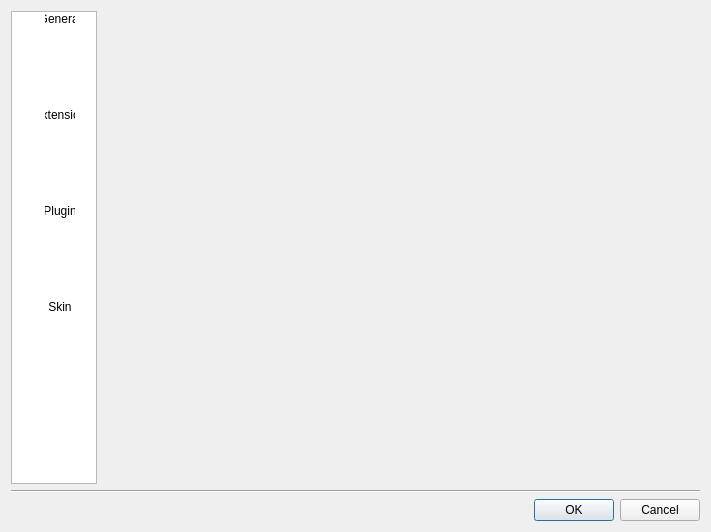
This is src/derfla/commonui/preferencedialog.ui in missdeer/derfla as Qt 5 draws it before an edit. The edited form follows.
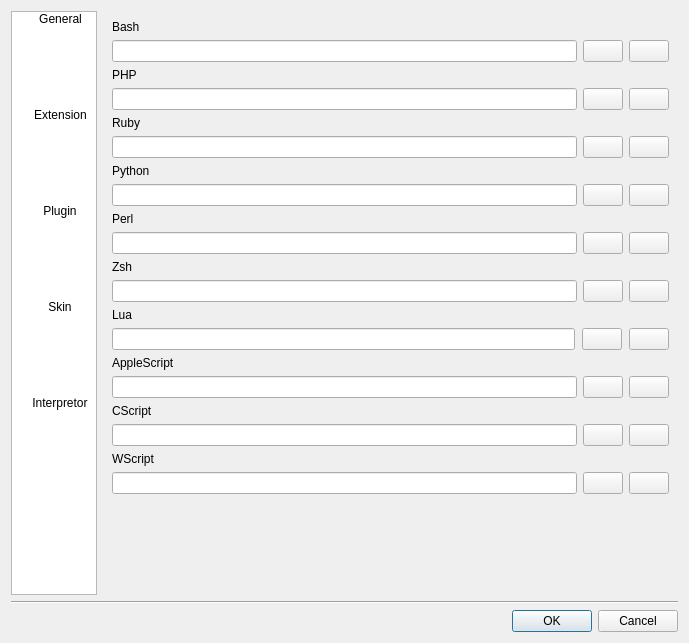
This is the edited form. Icons and pictures are not drawn.

Commit message: customizable script executor path

```diff
--- a/src/derfla/commonui/preferencedialog.ui
+++ b/src/derfla/commonui/preferencedialog.ui
@@ -6,8 +6,8 @@
    <rect>
     <x>0</x>
     <y>0</y>
-    <width>711</width>
-    <height>532</height>
+    <width>689</width>
+    <height>643</height>
    </rect>
   </property>
   <property name="windowTitle">
@@ -108,17 +108,466 @@
           <normaloff>:/rc/images/skin.png</normaloff>:/rc/images/skin.png</iconset>
         </property>
        </item>
+       <item>
+        <property name="text">
+         <string>Interpretor</string>
+        </property>
+        <property name="icon">
+         <iconset resource="../derfla.qrc">
+          <normaloff>:/rc/images/interpretor.png</normaloff>:/rc/images/interpretor.png</iconset>
+        </property>
+       </item>
       </widget>
      </item>
      <item>
       <widget class="QStackedWidget" name="stackedWidget">
        <property name="currentIndex">
-        <number>3</number>
+        <number>4</number>
        </property>
        <widget class="QWidget" name="generalPage"/>
        <widget class="QWidget" name="extensionPage"/>
        <widget class="QWidget" name="pluginPage"/>
        <widget class="QWidget" name="skinPage"/>
+       <widget class="QWidget" name="interpretorPage">
+        <layout class="QVBoxLayout" name="verticalLayout_2">
+         <item>
+          <widget class="QLabel" name="label">
+           <property name="text">
+            <string>Bash</string>
+           </property>
+          </widget>
+         </item>
+         <item>
+          <layout class="QHBoxLayout" name="horizontalLayout_2">
+           <item>
+            <widget class="QLineEdit" name="edtBashPath"/>
+           </item>
+           <item>
+            <widget class="QPushButton" name="btnBrowseBash">
+             <property name="toolTip">
+              <string>Browse</string>
+             </property>
+             <property name="text">
+              <string/>
+             </property>
+             <property name="icon">
+              <iconset resource="../derfla.qrc">
+               <normaloff>:/rc/images/find.png</normaloff>:/rc/images/find.png</iconset>
+             </property>
+            </widget>
+           </item>
+           <item>
+            <widget class="QPushButton" name="btnDetectBash">
+             <property name="toolTip">
+              <string>Auto detect path</string>
+             </property>
+             <property name="text">
+              <string/>
+             </property>
+             <property name="icon">
+              <iconset resource="../derfla.qrc">
+               <normaloff>:/rc/images/refresh.png</normaloff>:/rc/images/refresh.png</iconset>
+             </property>
+            </widget>
+           </item>
+          </layout>
+         </item>
+         <item>
+          <widget class="QLabel" name="label_2">
+           <property name="text">
+            <string>PHP</string>
+           </property>
+          </widget>
+         </item>
+         <item>
+          <layout class="QHBoxLayout" name="horizontalLayout_3">
+           <item>
+            <widget class="QLineEdit" name="edtPHPPath"/>
+           </item>
+           <item>
+            <widget class="QPushButton" name="btnBrowsePHP">
+             <property name="toolTip">
+              <string>Browse</string>
+             </property>
+             <property name="text">
+              <string/>
+             </property>
+             <property name="icon">
+              <iconset resource="../derfla.qrc">
+               <normaloff>:/rc/images/find.png</normaloff>:/rc/images/find.png</iconset>
+             </property>
+            </widget>
+           </item>
+           <item>
+            <widget class="QPushButton" name="btnDetectPHP">
+             <property name="toolTip">
+              <string>Auto detect path</string>
+             </property>
+             <property name="text">
+              <string/>
+             </property>
+             <property name="icon">
+              <iconset resource="../derfla.qrc">
+               <normaloff>:/rc/images/refresh.png</normaloff>:/rc/images/refresh.png</iconset>
+             </property>
+            </widget>
+           </item>
+          </layout>
+         </item>
+         <item>
+          <widget class="QLabel" name="label_3">
+           <property name="text">
+            <string>Ruby</string>
+           </property>
+          </widget>
+         </item>
+         <item>
+          <layout class="QHBoxLayout" name="horizontalLayout_4">
+           <item>
+            <widget class="QLineEdit" name="edtRubyPath"/>
+           </item>
+           <item>
+            <widget class="QPushButton" name="btnBrowseRuby">
+             <property name="toolTip">
+              <string>Browse</string>
+             </property>
+             <property name="text">
+              <string/>
+             </property>
+             <property name="icon">
+              <iconset resource="../derfla.qrc">
+               <normaloff>:/rc/images/find.png</normaloff>:/rc/images/find.png</iconset>
+             </property>
+            </widget>
+           </item>
+           <item>
+            <widget class="QPushButton" name="btnDetectRuby">
+             <property name="toolTip">
+              <string>Auto detect path</string>
+             </property>
+             <property name="text">
+              <string/>
+             </property>
+             <property name="icon">
+              <iconset resource="../derfla.qrc">
+               <normaloff>:/rc/images/refresh.png</normaloff>:/rc/images/refresh.png</iconset>
+             </property>
+            </widget>
+           </item>
+          </layout>
+         </item>
+         <item>
+          <widget class="QLabel" name="label_4">
+           <property name="text">
+            <string>Python</string>
+           </property>
+          </widget>
+         </item>
+         <item>
+          <layout class="QHBoxLayout" name="horizontalLayout_5">
+           <item>
+            <widget class="QLineEdit" name="edtPythonPath"/>
+           </item>
+           <item>
+            <widget class="QPushButton" name="btnBrowsePython">
+             <property name="toolTip">
+              <string>Browse</string>
+             </property>
+             <property name="text">
+              <string/>
+             </property>
+             <property name="icon">
+              <iconset resource="../derfla.qrc">
+               <normaloff>:/rc/images/find.png</normaloff>:/rc/images/find.png</iconset>
+             </property>
+            </widget>
+           </item>
+           <item>
+            <widget class="QPushButton" name="btnDetectPython">
+             <property name="toolTip">
+              <string>Auto detect path</string>
+             </property>
+             <property name="text">
+              <string/>
+             </property>
+             <property name="icon">
+              <iconset resource="../derfla.qrc">
+               <normaloff>:/rc/images/refresh.png</normaloff>:/rc/images/refresh.png</iconset>
+             </property>
+            </widget>
+           </item>
+          </layout>
+         </item>
+         <item>
+          <widget class="QLabel" name="label_5">
+           <property name="text">
+            <string>Perl</string>
+           </property>
+          </widget>
+         </item>
+         <item>
+          <layout class="QHBoxLayout" name="horizontalLayout_6">
+           <item>
+            <widget class="QLineEdit" name="edtPerlPath"/>
+           </item>
+           <item>
+            <widget class="QPushButton" name="btnBrowsePerl">
+             <property name="toolTip">
+              <string>Browse</string>
+             </property>
+             <property name="text">
+              <string/>
+             </property>
+             <property name="icon">
+              <iconset resource="../derfla.qrc">
+               <normaloff>:/rc/images/find.png</normaloff>:/rc/images/find.png</iconset>
+             </property>
+            </widget>
+           </item>
+           <item>
+            <widget class="QPushButton" name="btnDetectPerl">
+             <property name="toolTip">
+              <string>Auto detect path</string>
+             </property>
+             <property name="text">
+              <string/>
+             </property>
+             <property name="icon">
+              <iconset resource="../derfla.qrc">
+               <normaloff>:/rc/images/refresh.png</normaloff>:/rc/images/refresh.png</iconset>
+             </property>
+            </widget>
+           </item>
+          </layout>
+         </item>
+         <item>
+          <widget class="QLabel" name="label_6">
+           <property name="text">
+            <string>Zsh</string>
+           </property>
+          </widget>
+         </item>
+         <item>
+          <layout class="QHBoxLayout" name="horizontalLayout_7">
+           <item>
+            <widget class="QLineEdit" name="edtZshPath"/>
+           </item>
+           <item>
+            <widget class="QPushButton" name="btnBrowseZsh">
+             <property name="toolTip">
+              <string>Browse</string>
+             </property>
+             <property name="text">
+              <string/>
+             </property>
+             <property name="icon">
+              <iconset resource="../derfla.qrc">
+               <normaloff>:/rc/images/find.png</normaloff>:/rc/images/find.png</iconset>
+             </property>
+            </widget>
+           </item>
+           <item>
+            <widget class="QPushButton" name="btnDetectZsh">
+             <property name="toolTip">
+              <string>Auto detect path</string>
+             </property>
+             <property name="text">
+              <string/>
+             </property>
+             <property name="icon">
+              <iconset resource="../derfla.qrc">
+               <normaloff>:/rc/images/refresh.png</normaloff>:/rc/images/refresh.png</iconset>
+             </property>
+            </widget>
+           </item>
+          </layout>
+         </item>
+         <item>
+          <widget class="QLabel" name="label_7">
+           <property name="text">
+            <string>Lua</string>
+           </property>
+          </widget>
+         </item>
+         <item>
+          <layout class="QHBoxLayout" name="horizontalLayout_8">
+           <property name="spacing">
+            <number>7</number>
+           </property>
+           <item>
+            <widget class="QLineEdit" name="edtLuaPath"/>
+           </item>
+           <item>
+            <widget class="QPushButton" name="btnBrowseLua">
+             <property name="toolTip">
+              <string>Browse</string>
+             </property>
+             <property name="text">
+              <string/>
+             </property>
+             <property name="icon">
+              <iconset resource="../derfla.qrc">
+               <normaloff>:/rc/images/find.png</normaloff>:/rc/images/find.png</iconset>
+             </property>
+            </widget>
+           </item>
+           <item>
+            <widget class="QPushButton" name="btnDetectLua">
+             <property name="toolTip">
+              <string>Auto detect path</string>
+             </property>
+             <property name="text">
+              <string/>
+             </property>
+             <property name="icon">
+              <iconset resource="../derfla.qrc">
+               <normaloff>:/rc/images/refresh.png</normaloff>:/rc/images/refresh.png</iconset>
+             </property>
+            </widget>
+           </item>
+          </layout>
+         </item>
+         <item>
+          <widget class="QLabel" name="label_8">
+           <property name="text">
+            <string>AppleScript</string>
+           </property>
+          </widget>
+         </item>
+         <item>
+          <layout class="QHBoxLayout" name="horizontalLayout_9">
+           <item>
+            <widget class="QLineEdit" name="edtAppleScriptPath"/>
+           </item>
+           <item>
+            <widget class="QPushButton" name="btnBrowseAppleScript">
+             <property name="toolTip">
+              <string>Browse</string>
+             </property>
+             <property name="text">
+              <string/>
+             </property>
+             <property name="icon">
+              <iconset resource="../derfla.qrc">
+               <normaloff>:/rc/images/find.png</normaloff>:/rc/images/find.png</iconset>
+             </property>
+            </widget>
+           </item>
+           <item>
+            <widget class="QPushButton" name="btnDetectAppleScript">
+             <property name="toolTip">
+              <string>Auto detect path</string>
+             </property>
+             <property name="text">
+              <string/>
+             </property>
+             <property name="icon">
+              <iconset resource="../derfla.qrc">
+               <normaloff>:/rc/images/refresh.png</normaloff>:/rc/images/refresh.png</iconset>
+             </property>
+            </widget>
+           </item>
+          </layout>
+         </item>
+         <item>
+          <widget class="QLabel" name="label_9">
+           <property name="text">
+            <string>CScript</string>
+           </property>
+          </widget>
+         </item>
+         <item>
+          <layout class="QHBoxLayout" name="horizontalLayout_10">
+           <item>
+            <widget class="QLineEdit" name="edtCScriptPath"/>
+           </item>
+           <item>
+            <widget class="QPushButton" name="btnBrowseCScript">
+             <property name="toolTip">
+              <string>Browse</string>
+             </property>
+             <property name="text">
+              <string/>
+             </property>
+             <property name="icon">
+              <iconset resource="../derfla.qrc">
+               <normaloff>:/rc/images/find.png</normaloff>:/rc/images/find.png</iconset>
+             </property>
+            </widget>
+           </item>
+           <item>
+            <widget class="QPushButton" name="btnDetectCScript">
+             <property name="toolTip">
+              <string>Auto detect path</string>
+             </property>
+             <property name="text">
+              <string/>
+             </property>
+             <property name="icon">
+              <iconset resource="../derfla.qrc">
+               <normaloff>:/rc/images/refresh.png</normaloff>:/rc/images/refresh.png</iconset>
+             </property>
+            </widget>
+           </item>
+          </layout>
+         </item>
+         <item>
+          <widget class="QLabel" name="label_10">
+           <property name="text">
+            <string>WScript</string>
+           </property>
+          </widget>
+         </item>
+         <item>
+          <layout class="QHBoxLayout" name="horizontalLayout_11">
+           <item>
+            <widget class="QLineEdit" name="edtWScriptPath"/>
+           </item>
+           <item>
+            <widget class="QPushButton" name="btnBrowseWScript">
+             <property name="toolTip">
+              <string>Browse</string>
+             </property>
+             <property name="text">
+              <string/>
+             </property>
+             <property name="icon">
+              <iconset resource="../derfla.qrc">
+               <normaloff>:/rc/images/find.png</normaloff>:/rc/images/find.png</iconset>
+             </property>
+            </widget>
+           </item>
+           <item>
+            <widget class="QPushButton" name="btnDetectWScript">
+             <property name="toolTip">
+              <string>Auto detect path</string>
+             </property>
+             <property name="text">
+              <string/>
+             </property>
+             <property name="icon">
+              <iconset resource="../derfla.qrc">
+               <normaloff>:/rc/images/refresh.png</normaloff>:/rc/images/refresh.png</iconset>
+             </property>
+            </widget>
+           </item>
+          </layout>
+         </item>
+         <item>
+          <spacer name="verticalSpacer">
+           <property name="orientation">
+            <enum>Qt::Vertical</enum>
+           </property>
+           <property name="sizeHint" stdset="0">
+            <size>
+             <width>20</width>
+             <height>4</height>
+            </size>
+           </property>
+          </spacer>
+         </item>
+        </layout>
+       </widget>
       </widget>
      </item>
     </layout>
```
Left out of the diff: 10 changed lines with no effect on the pictures. The commit also changes 28 other files.
